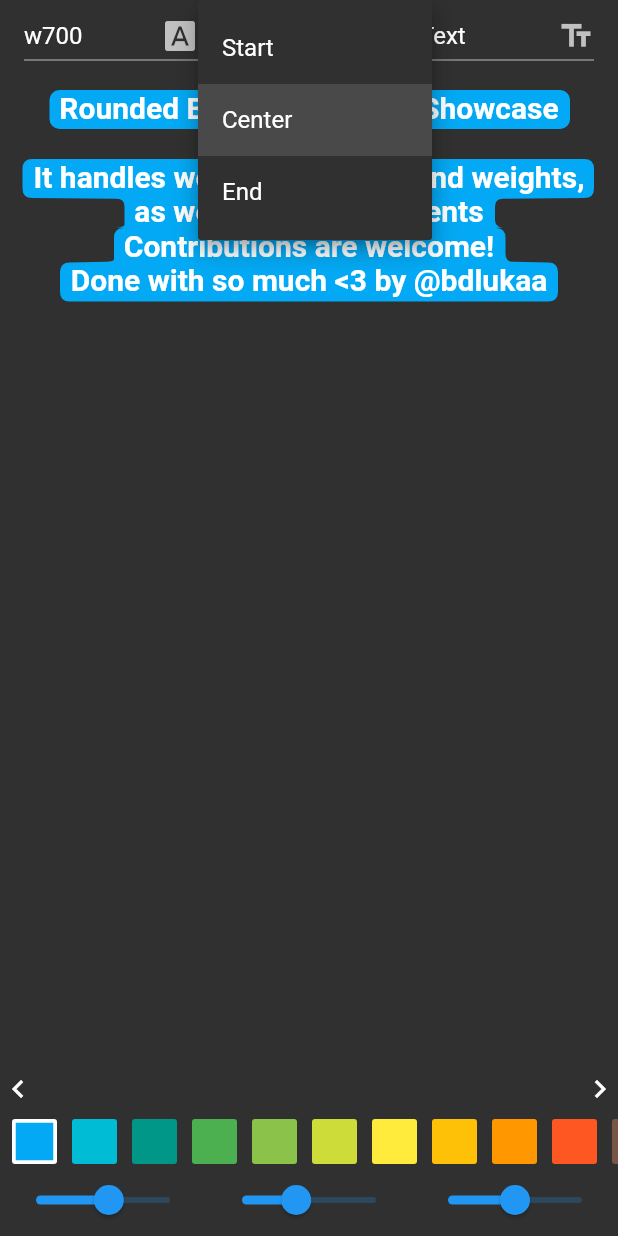
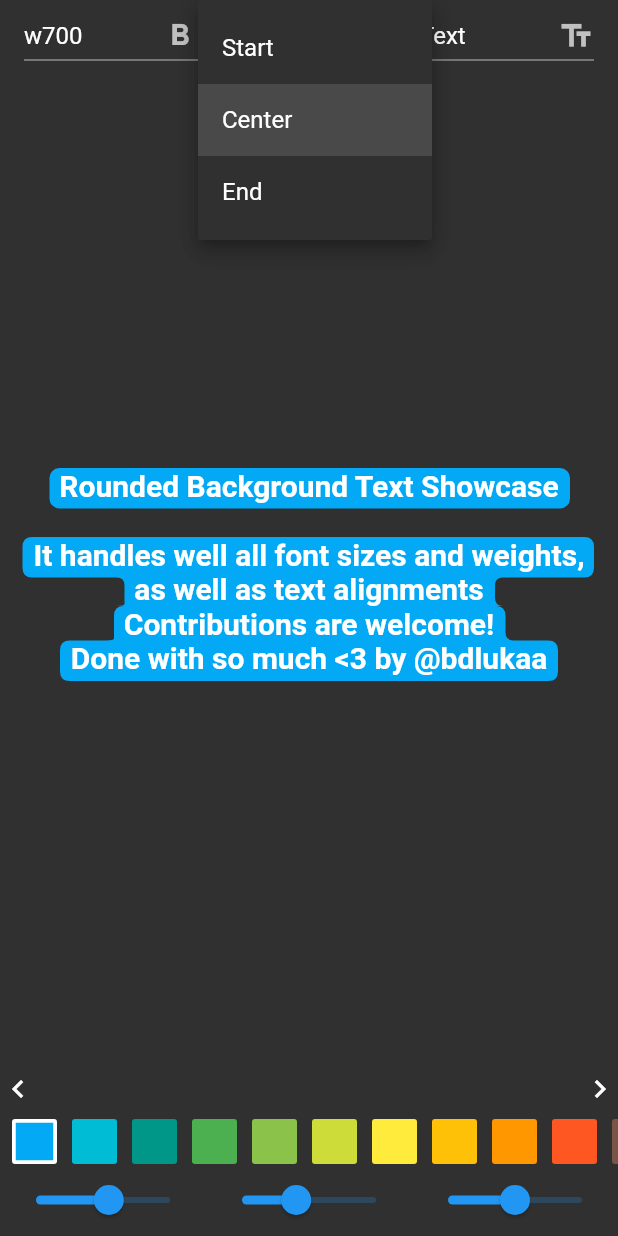
Before and after one commit to bdlukaa/rounded_background_text, a Flutter app: the screen it shows after launch, after a tap on "Center", on a phone screen of 412 x 824 dp. Run offline on Flutter 3.47's test engine with Material 2 defaults, Android fonts, the phone set to English and light mode, and no system bars.

Commit message:
Fix test alignment

```diff
--- a/example/lib/main.dart
+++ b/example/lib/main.dart
@@ -71,7 +71,7 @@ class _MyAppState extends State<MyApp> {
                     onChanged: (w) => setState(
                       () => fontWeight = w ?? FontWeight.normal,
                     ),
-                    icon: const Icon(Icons.font_download),
+                    icon: const Icon(Icons.format_bold),
                     items: FontWeight.values.map((e) {
                       return DropdownMenuItem(
                         value: e,
@@ -87,7 +87,20 @@ class _MyAppState extends State<MyApp> {
                     onChanged: (align) => setState(
                       () => textAlign = align ?? TextAlign.center,
                     ),
-                    icon: const Icon(Icons.align_horizontal_left),
+                    icon: Icon(() {
+                      switch (textAlign) {
+                        case TextAlign.center:
+                          return Icons.format_align_center;
+                        case TextAlign.end:
+                        case TextAlign.right:
+                          return Icons.format_align_right;
+                        case TextAlign.start:
+                        case TextAlign.left:
+                          return Icons.format_align_left;
+                        default:
+                          return null;
+                      }
+                    }()),
                     isExpanded: true,
                     items: const [
                       DropdownMenuItem(
--- a/lib/rounded_background_text.dart
+++ b/lib/rounded_background_text.dart
@@ -2,5 +2,4 @@ library rounded_background_text;
 
 export 'src/rounded_background_text_field.dart';
 export 'src/rounded_background_text_span.dart';
-export 'src/rounded_background_text.dart'
-    hide foregroundColor, generateLineInfosForPainter;
+export 'src/rounded_background_text.dart' hide foregroundColor;
--- a/lib/src/rounded_background_text.dart
+++ b/lib/src/rounded_background_text.dart
@@ -14,31 +14,6 @@ Color? foregroundColor(Color? backgroundColor) {
       : backgroundColor.computeLuminance() >= 0.5
           ? Colors.black
           : Colors.white;
-}
-
-@visibleForTesting
-List<List<LineMetricsHelper>> generateLineInfosForPainter(
-  TextPainter painter, [
-  double maxWidth = double.infinity,
-]) {
-  painter.layout(maxWidth: maxWidth);
-  final metrics = painter.computeLineMetrics();
-
-  final helpers = metrics.map((lineMetric) {
-    return LineMetricsHelper(lineMetric, metrics.length);
-  });
-
-  final List<List<LineMetricsHelper>> lineInfos = [[]];
-
-  for (final line in helpers) {
-    if (line.isEmpty) {
-      lineInfos.add([]);
-    } else {
-      lineInfos.last.add(line);
-    }
-  }
-
-  return lineInfos;
 }
 
 /// Creates a paragraph with rounded background text
@@ -210,7 +185,7 @@ class RoundedBackgroundText extends StatelessWidget {
   /// {@template rounded_background_text.background_color}
   /// The text background color.
   ///
-  /// If null, [kDefaultRoundedTextBackgroundColor] will be used.
+  /// If null, a trasparent color will be used.
   /// {@end-template}
   final Color? backgroundColor;
 
@@ -276,7 +251,7 @@ class RoundedBackgroundText extends StatelessWidget {
     final defaultTextStyle = DefaultTextStyle.of(context);
     final style = text.style ?? defaultTextStyle.style;
 
-    TextPainter painter = TextPainter(
+    final painter = TextPainter(
       text: TextSpan(
         children: [text],
         style: TextStyle(
@@ -299,10 +274,16 @@ class RoundedBackgroundText extends StatelessWidget {
     );
 
     return LayoutBuilder(builder: (context, constraints) {
+      painter.layout(
+        maxWidth: constraints.maxWidth,
+        minWidth: constraints.minWidth,
+      );
       return CustomPaint(
         isComplex: true,
-        willChange: true,
-        size: Size(constraints.maxWidth, constraints.maxHeight),
+        size: Size(
+          painter.width.clamp(0, constraints.maxWidth),
+          painter.height.clamp(0, constraints.maxHeight),
+        ),
         painter: RoundedBackgroundTextPainter(
           backgroundColor: backgroundColor ?? Colors.transparent,
           text: painter,
@@ -352,10 +333,33 @@ class RoundedBackgroundTextPainter extends CustomPainter {
     required this.outerRadius,
   });
 
+  @visibleForTesting
+  static List<List<LineMetricsHelper>> computeLines(
+    TextPainter painter, [
+    double maxWidth = double.infinity,
+  ]) {
+    final metrics = painter.computeLineMetrics();
+
+    final helpers = metrics.map((lineMetric) {
+      return LineMetricsHelper(lineMetric, metrics.length);
+    });
+
+    final List<List<LineMetricsHelper>> lineInfos = [[]];
+
+    for (final line in helpers) {
+      if (line.isEmpty) {
+        lineInfos.add([]);
+      } else {
+        lineInfos.last.add(line);
+      }
+    }
+
+    return lineInfos;
+  }
+
   @override
   void paint(Canvas canvas, Size size) {
-    text.layout(maxWidth: size.width);
-    final lineInfos = generateLineInfosForPainter(text, size.width);
+    final lineInfos = computeLines(text, size.width);
 
     for (final lineInfo in lineInfos) {
       paintBackground(canvas, lineInfo);
@@ -386,9 +390,7 @@ class RoundedBackgroundTextPainter extends CustomPainter {
     // This ensures the normalization will be done for all lines in the paragraph
     // and not only for the next one
     for (final info in lineInfo) {
-      for (final i in lineInfo) {
-        normalize(info, i);
-      }
+      normalize(lineInfo.elementAtOrNull(lineInfo.indexOf(info) + 1), info);
     }
 
     final path = Path();
@@ -439,7 +441,7 @@ class RoundedBackgroundTextPainter extends CustomPainter {
       void drawInnerCorner(LineMetricsHelper info, [bool toLeft = true]) {
         if (toLeft) {
           final formattedHeight =
-              info.fullHeight - info.innerLinePadding.bottom;
+              info.fullHeight - info._innerLinePadding.bottom;
 
           final localInnerRadius = (info.x - next!.x).clamp(0, innerRadius);
           path.lineTo(info.x, info.fullHeight - localInnerRadius);
@@ -449,7 +451,7 @@ class RoundedBackgroundTextPainter extends CustomPainter {
           path.quadraticBezierTo(
               iControlPoint.dx, iControlPoint.dy, iEndPoint.dx, iEndPoint.dy);
         } else {
-          final formattedY = next!.y + info.innerLinePadding.bottom;
+          final formattedY = next!.y + info._innerLinePadding.bottom;
 
           final localInnerRadius = (next.x - info.x).clamp(0, innerRadius);
           path.lineTo(next.x - localInnerRadius, formattedY);
@@ -539,7 +541,7 @@ class RoundedBackgroundTextPainter extends CustomPainter {
         // To left
         if (!toRight) {
           final formattedHeight =
-              info.fullHeight - info.innerLinePadding.bottom;
+              info.fullHeight - info._innerLinePadding.bottom;
           path.lineTo(info.fullWidth + innerRadius, formattedHeight);
 
           final controlPoint = Offset(info.fullWidth, formattedHeight);
@@ -549,7 +551,7 @@ class RoundedBackgroundTextPainter extends CustomPainter {
           path.quadraticBezierTo(
               controlPoint.dx, controlPoint.dy, endPoint.dx, endPoint.dy);
         } else {
-          final formattedY = info.y + info.innerLinePadding.bottom;
+          final formattedY = info.y + info._innerLinePadding.bottom;
           path.lineTo(info.fullWidth, formattedY + innerRadius);
 
           final controlPoint = Offset(info.fullWidth, formattedY);
@@ -628,8 +630,8 @@ class RoundedBackgroundTextPainter extends CustomPainter {
       }
       final differenceBigger = difference > outerRadius;
       if (!differenceBigger) {
-        info.overridenX = next.x;
-        info.overridenWidth = next.fullWidth;
+        info._overridenX = next.x;
+        info._overridenWidth = next.fullWidth;
       }
       // If the difference is positive, it means that the current element is a
       // little bigger than the next one. The next one takes the dimensions of
@@ -637,8 +639,8 @@ class RoundedBackgroundTextPainter extends CustomPainter {
       else {
         final differenceBigger = difference > outerRadius;
         if (!differenceBigger) {
-          next.overridenX = info.x;
-          next.overridenWidth = info.fullWidth;
+          next._overridenX = info.x;
+          next._overridenWidth = info.fullWidth;
         }
       }
     }
@@ -664,14 +666,14 @@ class LineMetricsHelper {
   /// This allows another line to affect the width of this line based on the
   /// difference between the two. If the difference is minimal, the width may
   /// be the same
-  double? overridenWidth;
+  double? _overridenWidth;
 
   /// The overriden x of the line
   ///
   /// This allows another line to affect the x of this line based on the
   /// difference between the two. If the difference is minimal, the x may
   /// be the same
-  double? overridenX;
+  double? _overridenX;
 
   /// Creates a new line metrics helper
   LineMetricsHelper(this.metrics, this.length);
@@ -685,23 +687,24 @@ class LineMetricsHelper {
   /// Whether this line is the last line in the paragraph
   bool get isLast => metrics.lineNumber == length - 1;
 
-  late EdgeInsets firstLinePadding = EdgeInsets.only(
-    left: height * 0.3,
-    right: height * 0.3,
+  static const _horizontalPaddingFactor = 0.3;
+  late final EdgeInsets _firstLinePadding = EdgeInsets.only(
+    left: height * _horizontalPaddingFactor,
+    right: height * _horizontalPaddingFactor,
     top: height * 0.3,
     bottom: 0,
   );
-  late EdgeInsets innerLinePadding = EdgeInsets.only(
-    left: height * 0.3,
-    right: height * 0.3,
+  late final EdgeInsets _innerLinePadding = EdgeInsets.only(
+    left: height * _horizontalPaddingFactor,
+    right: height * _horizontalPaddingFactor,
     top: 0.0,
-    bottom: height * 0.15,
+    bottom: height * 0.175,
   );
-  late EdgeInsets lastLinePadding = EdgeInsets.only(
-    left: height * 0.3,
-    right: height * 0.3,
+  late final EdgeInsets _lastLinePadding = EdgeInsets.only(
+    left: height * _horizontalPaddingFactor,
+    right: height * _horizontalPaddingFactor,
     top: 0.0,
-    bottom: height * 0.15,
+    bottom: height * 0.175,
   );
 
   /// Dynamically calculate the outer factor based on the provided [outerRadius]
@@ -715,15 +718,15 @@ class LineMetricsHelper {
   }
 
   double get x {
-    if (overridenX != null) return overridenX!;
+    if (_overridenX != null) return _overridenX!;
     final result = metrics.left;
 
     if (isFirst) {
-      return (result - firstLinePadding.left).roundToDouble();
+      return (result - _firstLinePadding.left).roundToDouble();
     } else if (isLast) {
-      return (result - lastLinePadding.left).roundToDouble();
+      return (result - _lastLinePadding.left).roundToDouble();
     } else {
-      return (result - innerLinePadding.left).roundToDouble();
+      return (result - _innerLinePadding.left).roundToDouble();
     }
   }
 
@@ -732,23 +735,23 @@ class LineMetricsHelper {
     if (isFirst) {
       return result.roundToDouble();
     } else if (isLast) {
-      return (result + (lastLinePadding.top / 2)).roundToDouble();
+      return (result + (_lastLinePadding.top / 2)).roundToDouble();
     } else {
-      return (result - innerLinePadding.top).roundToDouble();
+      return (result - _innerLinePadding.top).roundToDouble();
     }
   }
 
   double get fullWidth {
-    if (overridenWidth != null) return overridenWidth!;
+    if (_overridenWidth != null) return _overridenWidth!;
     final result = x + width;
 
     if (!isEmpty) {
       if (isFirst) {
-        return (result + firstLinePadding.left).roundToDouble();
+        return (result + _firstLinePadding.left).roundToDouble();
       } else if (isLast) {
-        return (result + lastLinePadding.left).roundToDouble();
+        return (result + _lastLinePadding.left).roundToDouble();
       } else {
-        return (result + innerLinePadding.left).roundToDouble();
+        return (result + _innerLinePadding.left).roundToDouble();
       }
     }
     return (x + rawWidth).roundToDouble();
@@ -758,9 +761,9 @@ class LineMetricsHelper {
     final result = y + height;
 
     if (isLast) {
-      return (result + lastLinePadding.bottom).roundToDouble();
+      return (result + _lastLinePadding.bottom).roundToDouble();
     } else {
-      return (result + innerLinePadding.bottom).roundToDouble();
+      return (result + _innerLinePadding.bottom).roundToDouble();
     }
   }
 
@@ -769,11 +772,11 @@ class LineMetricsHelper {
   double get rawWidth => metrics.width;
   double get width {
     if (metrics.lineNumber == 0) {
-      return (rawWidth + firstLinePadding.right).roundToDouble();
+      return (rawWidth + _firstLinePadding.right).roundToDouble();
     } else if (isLast) {
-      return (rawWidth + lastLinePadding.right).roundToDouble();
+      return (rawWidth + _lastLinePadding.right).roundToDouble();
     } else {
-      return (rawWidth + innerLinePadding.right).roundToDouble();
+      return (rawWidth + _innerLinePadding.right).roundToDouble();
     }
   }
 
@@ -784,16 +787,16 @@ class LineMetricsHelper {
     return other is LineMetricsHelper &&
         other.metrics == metrics &&
         other.length == length &&
-        other.overridenWidth == overridenWidth &&
-        other.overridenX == overridenX;
+        other._overridenWidth == _overridenWidth &&
+        other._overridenX == _overridenX;
   }
 
   @override
   int get hashCode {
     return metrics.hashCode ^
         length.hashCode ^
-        overridenWidth.hashCode ^
-        overridenX.hashCode;
+        _overridenWidth.hashCode ^
+        _overridenX.hashCode;
   }
 
   @override
--- a/lib/src/rounded_background_text_field.dart
+++ b/lib/src/rounded_background_text_field.dart
@@ -407,31 +407,16 @@ class _RoundedBackgroundTextFieldState
         break;
     }
 
-    Alignment alignment = () {
-      switch (widget.textAlign) {
-        case TextAlign.justify:
-        case TextAlign.center:
-          return Alignment.center;
-        case TextAlign.left:
-        case TextAlign.start:
-          return Alignment.centerLeft;
-        case TextAlign.right:
-        case TextAlign.end:
-          return Alignment.centerRight;
-      }
-    }();
-
     const padding = EdgeInsets.all(6.0);
 
     return Stack(alignment: Alignment.center, children: [
       if (textController.text.isNotEmpty)
-        Positioned.fill(
+        Positioned(
           top: scrollController.hasClients
               ? -scrollController.position.pixels
               : null,
           child: IgnorePointer(
             child: Container(
-              alignment: alignment,
               padding: const EdgeInsets.only(
                 right: 2.0,
                 left: 1.0,
--- a/lib/src/rounded_background_text_span.dart
+++ b/lib/src/rounded_background_text_span.dart
@@ -35,6 +35,7 @@ class RoundedBackgroundTextSpan extends WidgetSpan {
               innerRadius: innerRadius ?? kDefaultInnerRadius,
               outerRadius: outerRadius ?? kDefaultOuterRadius,
               textAlign: textAlign,
+              maxLines: 1,
             ),
           ),
           baseline: baseline,
--- a/pubspec.yaml
+++ b/pubspec.yaml
@@ -4,7 +4,7 @@ version: 0.3.0
 repository: https://github.com/bdlukaa/rounded_background_text
 
 environment:
-  sdk: ">=2.17.0 <3.0.0"
+  sdk: ">=3.0.0"
   flutter: ">=1.17.0"
 
 dependencies:
```
Also changed, not shown: example/pubspec.lock, pubspec.lock, 1 other file.
